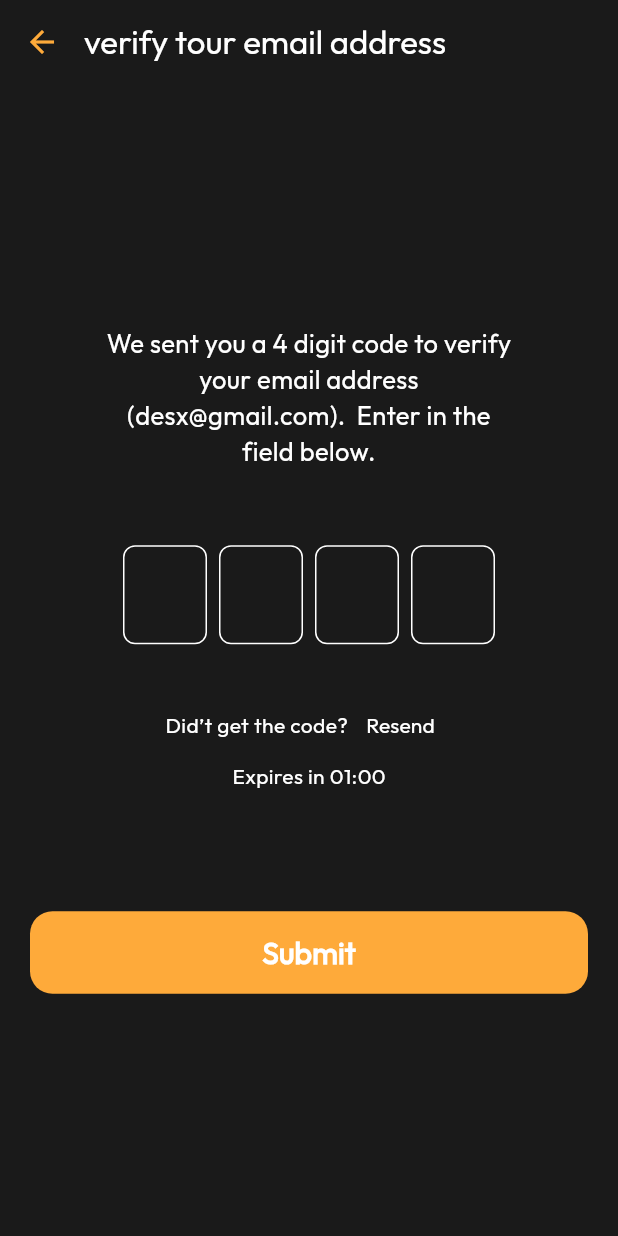
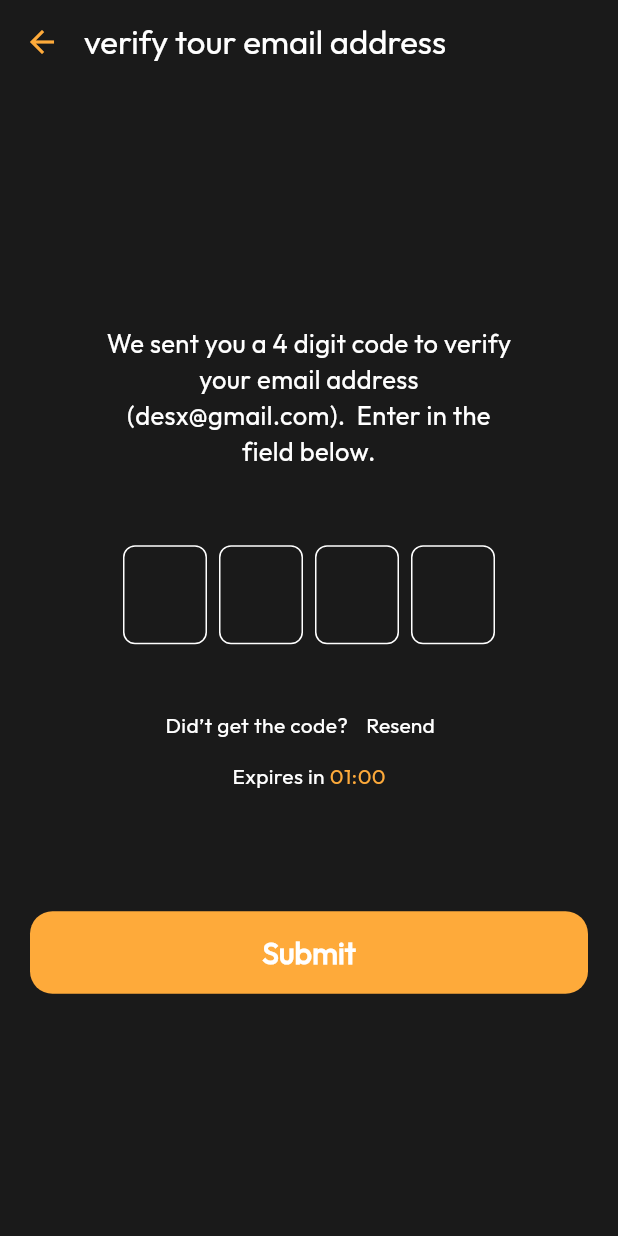
Before and after one commit to MohammedAshraf19/E-Learning-App, a Flutter app: the VerifyView screen opened by its route, on a phone screen of 412 x 824 dp. Run offline on Flutter 3.47's test engine with Material 3 defaults, Android fonts, the phone set to English and light mode, and no system bars; drawn by our look-alikes of pinput; our stand-ins replace bloc, dio, flutter_bloc, fluttertoast, font_awesome_flutter, get_it and 3 more; accounts and stored records are empty; statements that could not run were skipped.

Commit message:
some edit in auth views by eslam elsayed

```diff
--- a/lib/core/utils/assets.dart
+++ b/lib/core/utils/assets.dart
@@ -3,7 +3,7 @@ class AssetsData {
   static const onboard1 = '$path/onboarding/onboard1.png';
   static const onboard2 = '$path/onboarding/onboard3.png';
   static const onboard3 = '$path/onboarding/onboard2.png';
-  static const logo = '$path/logo/logo.jpg';
+  static const logo = '$path/logo/logo.png';
   static const splashLogo = '$path/logo/splash_logo.jpg';
   static const splashLogo2 = '$path/logo/splash_logo2.jpg';
 }
--- a/lib/feature/auth/forget_password/presentation/view/widgets/verify_view_body.dart
+++ b/lib/feature/auth/forget_password/presentation/view/widgets/verify_view_body.dart
@@ -74,9 +74,18 @@ class _VerifyViewBodyState extends State<VerifyViewBody> {
                   txtColor: Colors.white,
                   onPressed: () {},
                 ),
-                const Text(
-                  "Expires in 01:00",
-                  style: TextStyle(color: Colors.white),
+                const Row(
+                  mainAxisAlignment: MainAxisAlignment.center,
+                  children: [
+                    Text(
+                      "Expires in ",
+                      style: TextStyle(color: Colors.white),
+                    ),
+                    Text(
+                      "01:00",
+                      style: TextStyle(color: MyColor.kPrimaryColor),
+                    ),
+                  ],
                 ),
                 const SizedBox(height: 80),
                 CustomButon(
```
Also changed, not shown: assets/images/logo/logo.jpg (deleted), assets/images/logo/logo.png (added).
